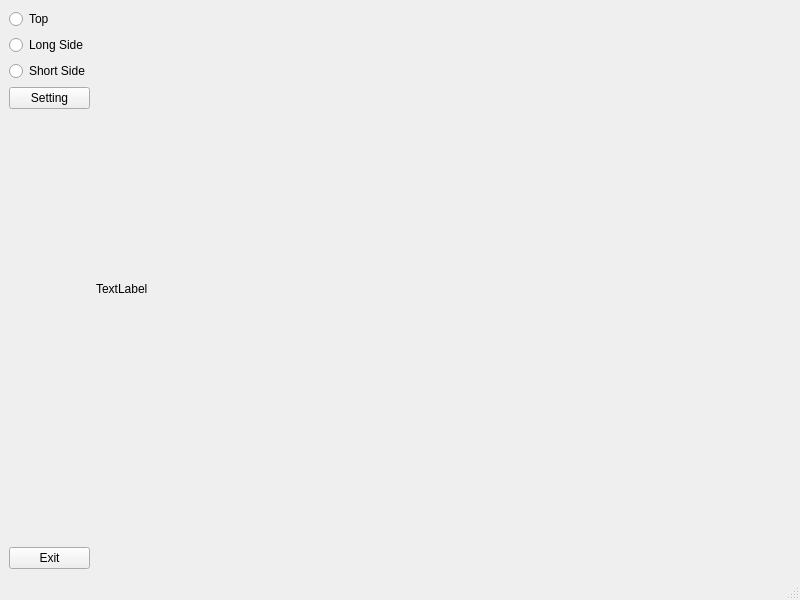
Old version of the form Python/CamerPositionCalibration/CameraLiveViewer.ui in the repository chencen2000/AthenaProject.
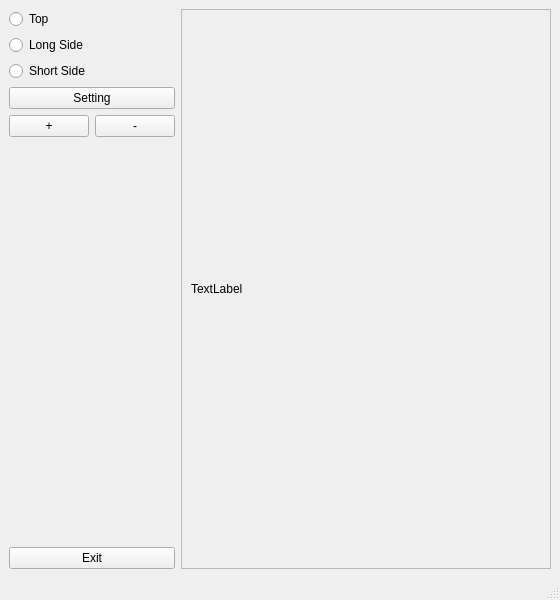
New version of the form.

Commit message: code change: - add zoom in and out - add scroll bar

```diff
--- a/Python/CamerPositionCalibration/CameraLiveViewer.ui
+++ b/Python/CamerPositionCalibration/CameraLiveViewer.ui
@@ -6,7 +6,7 @@
    <rect>
     <x>0</x>
     <y>0</y>
-    <width>800</width>
+    <width>560</width>
     <height>600</height>
    </rect>
   </property>
@@ -16,7 +16,7 @@
   <widget class="QWidget" name="centralwidget">
    <layout class="QHBoxLayout" name="horizontalLayout_2">
     <item>
-     <layout class="QHBoxLayout" name="horizontalLayout" stretch="1,9">
+     <layout class="QHBoxLayout" name="horizontalLayout" stretch="1,20">
       <item>
        <layout class="QVBoxLayout" name="verticalLayout">
         <item>
@@ -47,6 +47,24 @@
           </property>
          </widget>
         </item>
+        <item>
+         <layout class="QHBoxLayout" name="horizontalLayout_4">
+          <item>
+           <widget class="QPushButton" name="zoomInButton">
+            <property name="text">
+             <string>+</string>
+            </property>
+           </widget>
+          </item>
+          <item>
+           <widget class="QPushButton" name="zoomOutButton">
+            <property name="text">
+             <string>-</string>
+            </property>
+           </widget>
+          </item>
+         </layout>
+        </item>
         <item>
          <spacer name="verticalSpacer">
           <property name="orientation">
@@ -70,10 +88,29 @@
        </layout>
       </item>
       <item>
-       <widget class="QLabel" name="labelImage">
-        <property name="text">
-         <string>TextLabel</string>
+       <widget class="QScrollArea" name="scrollArea">
+        <property name="widgetResizable">
+         <bool>true</bool>
         </property>
+        <widget class="QWidget" name="scrollAreaWidgetContents">
+         <property name="geometry">
+          <rect>
+           <x>0</x>
+           <y>0</y>
+           <width>372</width>
+           <height>558</height>
+          </rect>
+         </property>
+         <layout class="QHBoxLayout" name="horizontalLayout_3">
+          <item>
+           <widget class="QLabel" name="labelImage">
+            <property name="text">
+             <string>TextLabel</string>
+            </property>
+           </widget>
+          </item>
+         </layout>
+        </widget>
        </widget>
       </item>
      </layout>
```
The commit also changes 2 other files.
